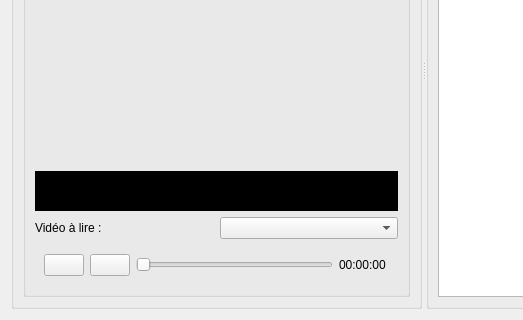
cinemaouvert/OCT, file src/View/subtitlepane.ui: the form before one commit; both pictures show x 0 to 523 and y 180 to 500 of the 800 by 500 pixel window.
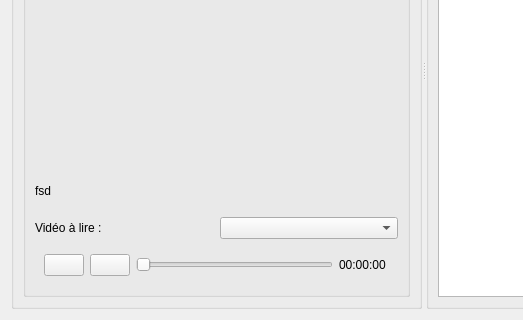
The form after the commit. Icons and pictures are not drawn. Custom widgets are drawn as their Qt base class.

```diff
--- a/src/View/subtitlepane.ui
+++ b/src/View/subtitlepane.ui
@@ -252,14 +252,11 @@
             </property>
             <property name="styleSheet">
              <string notr="true">font: 87 10pt &quot;Arial Black&quot;;
-border-color: rgb(255, 255, 255);
-color: rgb(255, 255, 255);
 qproperty-alignment: AlignCenter;
-background-color: rgb(0, 0, 0);
 </string>
             </property>
             <property name="text">
-             <string/>
+             <string>fsd</string>
             </property>
            </widget>
           </item>
```
